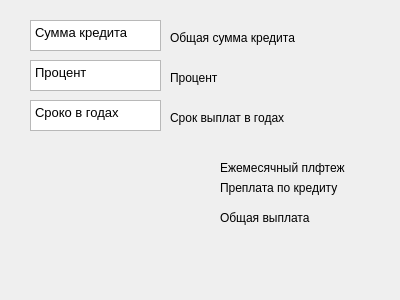
Qt form src/smartcalk_QT/credit.ui (Selloni/SmartCalc-v1.0) before a commit.
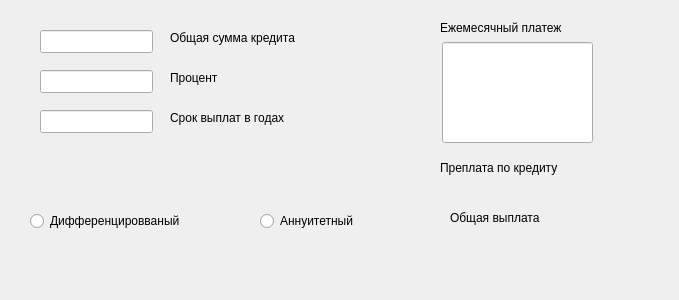
The same form after that commit.

Diff of the .ui file:
```diff
--- a/src/smartcalk_QT/credit.ui
+++ b/src/smartcalk_QT/credit.ui
@@ -6,91 +6,31 @@
    <rect>
     <x>0</x>
     <y>0</y>
-    <width>400</width>
+    <width>679</width>
     <height>300</height>
    </rect>
   </property>
   <property name="windowTitle">
    <string>Dialog</string>
   </property>
-  <widget class="QTextEdit" name="textEdit">
+  <widget class="QLabel" name="total_month">
    <property name="geometry">
     <rect>
-     <x>30</x>
+     <x>440</x>
      <y>20</y>
-     <width>131</width>
-     <height>31</height>
+     <width>161</width>
+     <height>16</height>
     </rect>
    </property>
-   <property name="html">
-    <string>&lt;!DOCTYPE HTML PUBLIC &quot;-//W3C//DTD HTML 4.0//EN&quot; &quot;http://www.w3.org/TR/REC-html40/strict.dtd&quot;&gt;
-&lt;html&gt;&lt;head&gt;&lt;meta name=&quot;qrichtext&quot; content=&quot;1&quot; /&gt;&lt;meta charset=&quot;utf-8&quot; /&gt;&lt;style type=&quot;text/css&quot;&gt;
-p, li { white-space: pre-wrap; }
-hr { height: 1px; border-width: 0; }
-li.unchecked::marker { content: &quot;\2610&quot;; }
-li.checked::marker { content: &quot;\2612&quot;; }
-&lt;/style&gt;&lt;/head&gt;&lt;body style=&quot; font-family:'Sans'; font-size:10pt; font-weight:400; font-style:normal;&quot;&gt;
-&lt;p style=&quot; margin-top:0px; margin-bottom:0px; margin-left:0px; margin-right:0px; -qt-block-indent:0; text-indent:0px;&quot;&gt;Сумма кредита&lt;/p&gt;&lt;/body&gt;&lt;/html&gt;</string>
+   <property name="text">
+    <string>Ежемесячный платеж</string>
    </property>
   </widget>
-  <widget class="QTextEdit" name="textEdit_2">
+  <widget class="QLabel" name="pereplata">
    <property name="geometry">
     <rect>
-     <x>30</x>
-     <y>60</y>
-     <width>131</width>
-     <height>31</height>
-    </rect>
-   </property>
-   <property name="html">
-    <string>&lt;!DOCTYPE HTML PUBLIC &quot;-//W3C//DTD HTML 4.0//EN&quot; &quot;http://www.w3.org/TR/REC-html40/strict.dtd&quot;&gt;
-&lt;html&gt;&lt;head&gt;&lt;meta name=&quot;qrichtext&quot; content=&quot;1&quot; /&gt;&lt;meta charset=&quot;utf-8&quot; /&gt;&lt;style type=&quot;text/css&quot;&gt;
-p, li { white-space: pre-wrap; }
-hr { height: 1px; border-width: 0; }
-li.unchecked::marker { content: &quot;\2610&quot;; }
-li.checked::marker { content: &quot;\2612&quot;; }
-&lt;/style&gt;&lt;/head&gt;&lt;body style=&quot; font-family:'Sans'; font-size:10pt; font-weight:400; font-style:normal;&quot;&gt;
-&lt;p style=&quot; margin-top:0px; margin-bottom:0px; margin-left:0px; margin-right:0px; -qt-block-indent:0; text-indent:0px;&quot;&gt;Процент&lt;/p&gt;&lt;/body&gt;&lt;/html&gt;</string>
-   </property>
-  </widget>
-  <widget class="QTextEdit" name="textEdit_3">
-   <property name="geometry">
-    <rect>
-     <x>30</x>
-     <y>100</y>
-     <width>131</width>
-     <height>31</height>
-    </rect>
-   </property>
-   <property name="html">
-    <string>&lt;!DOCTYPE HTML PUBLIC &quot;-//W3C//DTD HTML 4.0//EN&quot; &quot;http://www.w3.org/TR/REC-html40/strict.dtd&quot;&gt;
-&lt;html&gt;&lt;head&gt;&lt;meta name=&quot;qrichtext&quot; content=&quot;1&quot; /&gt;&lt;meta charset=&quot;utf-8&quot; /&gt;&lt;style type=&quot;text/css&quot;&gt;
-p, li { white-space: pre-wrap; }
-hr { height: 1px; border-width: 0; }
-li.unchecked::marker { content: &quot;\2610&quot;; }
-li.checked::marker { content: &quot;\2612&quot;; }
-&lt;/style&gt;&lt;/head&gt;&lt;body style=&quot; font-family:'Sans'; font-size:10pt; font-weight:400; font-style:normal;&quot;&gt;
-&lt;p style=&quot; margin-top:0px; margin-bottom:0px; margin-left:0px; margin-right:0px; -qt-block-indent:0; text-indent:0px;&quot;&gt;Сроко в годах&lt;/p&gt;&lt;/body&gt;&lt;/html&gt;</string>
-   </property>
-  </widget>
-  <widget class="QLabel" name="label">
-   <property name="geometry">
-    <rect>
-     <x>220</x>
+     <x>440</x>
      <y>160</y>
-     <width>161</width>
-     <height>16</height>
-    </rect>
-   </property>
-   <property name="text">
-    <string>Ежемесячный плфтеж</string>
-   </property>
-  </widget>
-  <widget class="QLabel" name="label_2">
-   <property name="geometry">
-    <rect>
-     <x>220</x>
-     <y>180</y>
      <width>151</width>
      <height>16</height>
     </rect>
@@ -102,7 +42,7 @@
   <widget class="QLabel" name="label_3">
    <property name="geometry">
     <rect>
-     <x>220</x>
+     <x>450</x>
      <y>210</y>
      <width>131</width>
      <height>16</height>
@@ -151,6 +91,72 @@
     <string>Срок выплат в годах</string>
    </property>
   </widget>
+  <widget class="QRadioButton" name="radioButton">
+   <property name="geometry">
+    <rect>
+     <x>30</x>
+     <y>210</y>
+     <width>191</width>
+     <height>22</height>
+    </rect>
+   </property>
+   <property name="text">
+    <string>Дифференцировваный</string>
+   </property>
+  </widget>
+  <widget class="QRadioButton" name="ann">
+   <property name="geometry">
+    <rect>
+     <x>260</x>
+     <y>210</y>
+     <width>106</width>
+     <height>22</height>
+    </rect>
+   </property>
+   <property name="text">
+    <string>Аннуитетный</string>
+   </property>
+  </widget>
+  <widget class="QLineEdit" name="sum">
+   <property name="geometry">
+    <rect>
+     <x>40</x>
+     <y>30</y>
+     <width>113</width>
+     <height>23</height>
+    </rect>
+   </property>
+  </widget>
+  <widget class="QLineEdit" name="procent">
+   <property name="geometry">
+    <rect>
+     <x>40</x>
+     <y>70</y>
+     <width>113</width>
+     <height>23</height>
+    </rect>
+   </property>
+  </widget>
+  <widget class="QLineEdit" name="term">
+   <property name="geometry">
+    <rect>
+     <x>40</x>
+     <y>110</y>
+     <width>113</width>
+     <height>23</height>
+    </rect>
+   </property>
+  </widget>
+  <widget class="QLineEdit" name="output">
+   <property name="geometry">
+    <rect>
+     <x>442</x>
+     <y>42</y>
+     <width>151</width>
+     <height>101</height>
+    </rect>
+   </property>
+  </widget>
  </widget>
  <resources/>
  <connections/>
```
Left out of the diff: 2 changed lines with no effect on the pictures.
